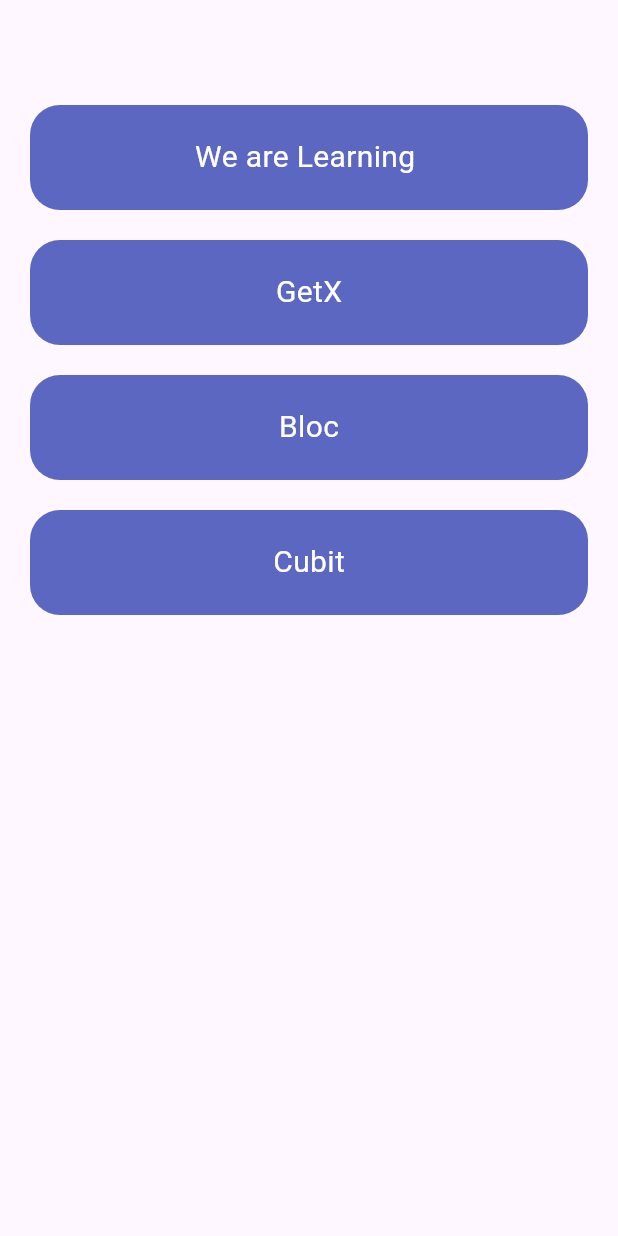
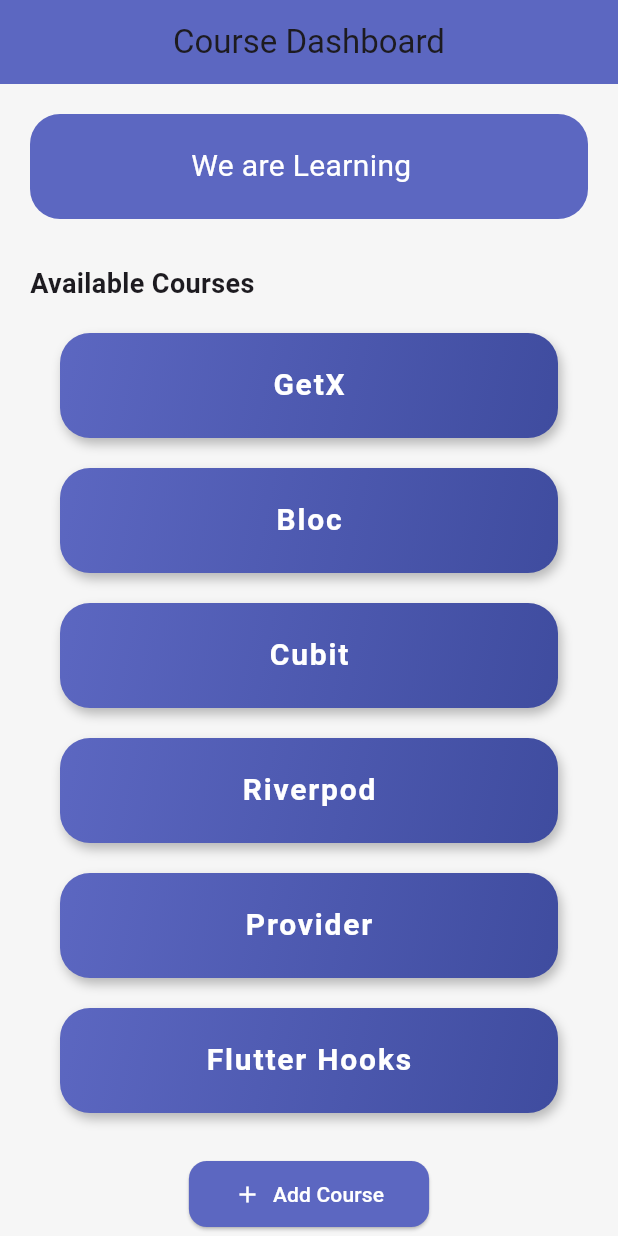
Before and after one commit to Ashika154/provider, a Flutter app: the CourseApp screen opened directly, on a phone screen of 412 x 824 dp. Run offline on Flutter 3.47's test engine with Material 3 defaults, Android fonts, the phone set to English and light mode, and no system bars.

Commit message:
Add files via upload

```diff
--- a/lib/countapp/main.dart
+++ b/lib/countapp/main.dart
@@ -16,6 +16,7 @@ class WhatsAppUI extends StatelessWidget {
   @override
   Widget build(BuildContext context) {
     return MultiProvider(
+
       providers: [
         ChangeNotifierProvider(create: (_) => DataClass()),
         ChangeNotifierProvider(create: (_) => ChangeCourse()),
@@ -26,7 +27,7 @@ class WhatsAppUI extends StatelessWidget {
         theme: ThemeData(
           primarySwatch: Colors.blue,
         ),
-        home: const CourseApp(),
+        home:  CourseApp(),
       ),
     );
   }
--- a/lib/courseapp/changecourse.dart
+++ b/lib/courseapp/changecourse.dart
@@ -1,7 +1,8 @@
 import 'package:flutter/material.dart';
 
 class ChangeCourse extends ChangeNotifier {
-  String subject = "";
+  String subject = " ";
+
 
   void changeSubjects(String newSub) {
     subject = newSub;
--- a/lib/courseapp/coursepage.dart
+++ b/lib/courseapp/coursepage.dart
@@ -4,19 +4,28 @@ import 'package:my_first_app/courseapp/mycourse.dart';
 import 'package:provider/provider.dart';
 
 class CourseApp extends StatelessWidget {
-  const CourseApp({super.key});
+   CourseApp({super.key});
 
   @override
   Widget build(BuildContext context) {
     return Scaffold(
-      body: Column(
+      backgroundColor:  Color(0xFFF6F6F6),
+      appBar: AppBar(
+        backgroundColor:  Color(0xFF5c67c1),
+        title:  Text("Course Dashboard"),
+        centerTitle: true,
+      ),
+      body: SingleChildScrollView(
+        child: Padding(
+          padding:  EdgeInsets.symmetric(horizontal: 20),
+          child: Column(
             children: [
+               SizedBox(height: 20),
               Container(
-            margin: const EdgeInsets.only(top: 70, left: 20, right: 20),
                 width: double.maxFinite,
                 height: 70,
                 decoration: BoxDecoration(
-              color: const Color(0xFF5c67c1),
+                  color:  Color(0xFF5c67c1),
                   borderRadius: BorderRadius.circular(20),
                 ),
                 child: Center(
@@ -24,16 +33,48 @@ class CourseApp extends StatelessWidget {
                     builder: (context, changeCourse, child) {
                       return Text(
                         "We are Learning ${changeCourse.subject}",
-                    style: const TextStyle(fontSize: 20, color: Colors.white),
+                        style:  TextStyle(fontSize: 20, color: Colors.white),
                       );
                     },
                   ),
                 ),
               ),
-          const MyCourse(course: "GetX"),
-          const MyCourse(course: "Bloc"),
-          const MyCourse(course: "Cubit"),
+               SizedBox(height: 30),
+               Align(
+                alignment: Alignment.centerLeft,
+                child: Text(
+                  "Available Courses",
+                  style: TextStyle(fontSize: 18, fontWeight: FontWeight.bold),
+                ),
+              ),
+               SizedBox(height: 10),
+               MyCourse(course: "GetX"),
+               MyCourse(course: "Bloc"),
+               MyCourse(course: "Cubit"),
+               MyCourse(course: "Riverpod"),
+               MyCourse(course: "Provider"),
+               MyCourse(course: "Flutter Hooks"),
+               SizedBox(height: 20),
+              ElevatedButton.icon(
+                onPressed: () {
+                  ScaffoldMessenger.of(context).showSnackBar(
+                     SnackBar(content: Text("Adding course!")),
+                  );
+                },
+                icon:  Icon(Icons.add,color: Colors.white,),
+                label:  Text("Add Course",style: TextStyle(color: Colors.white),),
+                style: ElevatedButton.styleFrom(
+                  backgroundColor:  Color(0xFF5c67c1),
+                  padding:  EdgeInsets.symmetric(horizontal: 30, vertical: 12),
+                  shape: RoundedRectangleBorder(
+                    borderRadius: BorderRadius.circular(12),
+                  ),
+                ),
+              ),
+               SizedBox(height: 30),
             ],
+          ),
+        ),
       ),
     );
   }
--- a/lib/courseapp/mycourse.dart
+++ b/lib/courseapp/mycourse.dart
@@ -13,19 +13,38 @@ class MyCourse extends StatelessWidget {
       onTap: () {
         Provider.of<ChangeCourse>(context, listen: false)
             .changeSubjects(course);
+        ScaffoldMessenger.of(context).showSnackBar(
+          SnackBar(content: Text('$course selected')),
+        );
       },
       child: Container(
-        margin: const EdgeInsets.only(top: 20, left: 20, right: 20),
-        width: double.maxFinite,
+        margin: const EdgeInsets.symmetric(horizontal: 20, vertical: 10),
+        width: double.infinity,
         height: 70,
         decoration: BoxDecoration(
-          color: const Color(0xFF5c67c1),
+          gradient: const LinearGradient(
+            colors: [Color(0xFF5c67c1), Color(0xFF3f4c9f)],
+            begin: Alignment.topLeft,
+            end: Alignment.bottomRight,
+          ),
+          boxShadow: [
+            BoxShadow(
+              color: Colors.black26,
+              blurRadius: 6,
+              offset: Offset(2, 4),
+            ),
+          ],
           borderRadius: BorderRadius.circular(20),
         ),
         child: Center(
           child: Text(
             course,
-            style: const TextStyle(fontSize: 20, color: Colors.white),
+            style: const TextStyle(
+              fontSize: 20,
+              color: Colors.white,
+              fontWeight: FontWeight.w600,
+              letterSpacing: 1.2,
+            ),
           ),
         ),
       ),
```
Lines whose indentation alone changed are shown as unchanged.
